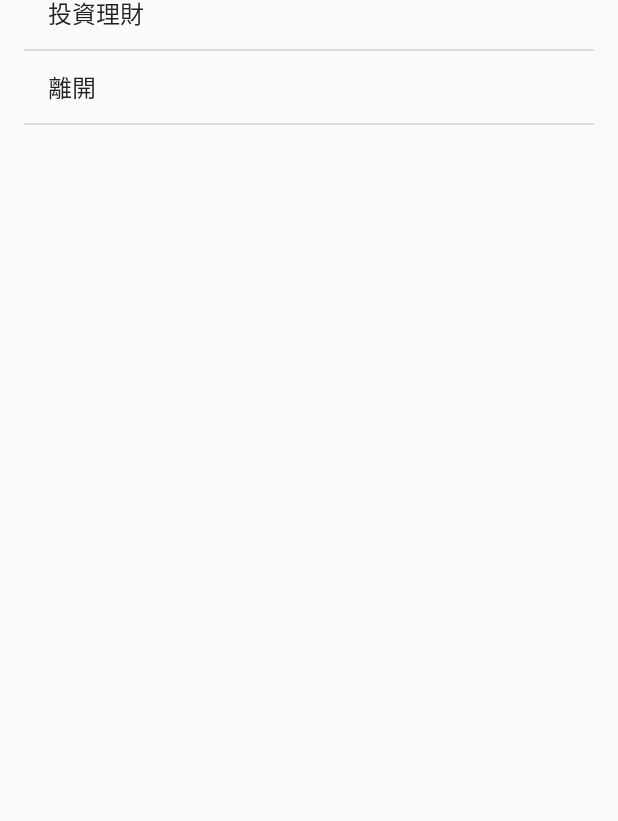
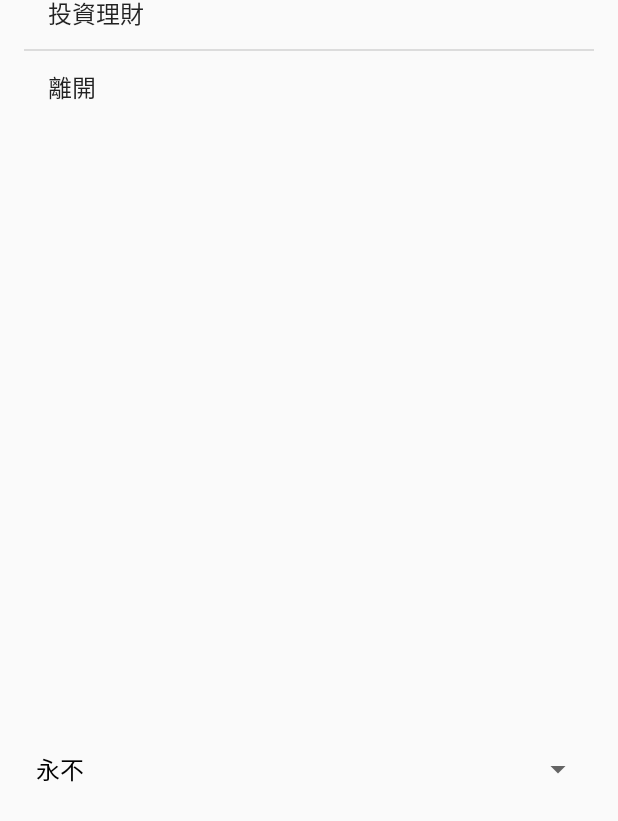
Before and after one commit to tom710236/Atm_Tom1, an Android app: the LoginActivity screen opened directly, with no data from a screen before it, on a phone screen of 412 x 824 dp. Shown: the part 353-1174 px from the top of the screen. Run offline under Robolectric (Android 15) with nearby library versions, the phone set to English and light mode, and no system bars.

Commit message:
加入Spinner元件

```diff
--- a/app/src/main/java/com/example/tom/atm_tom1/LoginActivity.java
+++ b/app/src/main/java/com/example/tom/atm_tom1/LoginActivity.java
@@ -2,8 +2,12 @@ package com.example.tom.atm_tom1;
 
 import android.os.Bundle;
 import android.support.v7.app.AppCompatActivity;
+import android.view.View;
+import android.widget.AdapterView;
 import android.widget.ArrayAdapter;
 import android.widget.ListView;
+import android.widget.Spinner;
+import android.widget.Toast;
 
 public class LoginActivity extends AppCompatActivity {
     //先以字串陣列方式將功能儲存在LoginActivity func陣列
@@ -22,8 +26,56 @@ public class LoginActivity extends AppCompatActivity {
         第三個參數 本例的字串陣列
          */
         ArrayAdapter adapter = new ArrayAdapter(this,android.R.layout.simple_list_item_1,func);
-        //
+        //呼叫ListView的setAdapter設定adapter來啟動
         list.setAdapter(adapter);
+
+        //取得Spinner
+        Spinner notify = (Spinner)findViewById(R.id.spinner);
+        /*
+        先準備字串陣列資料(values/array.xml)
+        使用ArrayAdapter的類別方法creatFormResource直接產生一個
+        ArratAdpter<CharSequence>
+        參數1 Context(this) 參數2 陣列資源的ID值(R.arrat.notify_array)
+        參數3 清單顯示時所用的版面配置
+         */
+        final ArrayAdapter<CharSequence> nadapter =
+                ArrayAdapter.createFromResource(this,R.array.notify_array,
+                        android.R.layout.simple_spinner_dropdown_item);
+        //另外改版面
+        //nadapter.setDropDownViewResource(
+                //android.R.layout.simple_spinner_dropdown_item);
+        //將nadapter設定至Spinner元件中
+        notify.setAdapter(nadapter);
+        //選擇項目的事件處理(選擇清單的某一項目 來進行一些程式設計)
+        /*
+        AdapterView.OnItemSelectedListener(當項目選擇時的傾聽器)
+        使用匿名類別設計
+        當選擇某一項目 自動執行onItemSelected
+        未選擇 執行onNothing Selected
+         */
+        notify.setOnItemSelectedListener(
+                new AdapterView.OnItemSelectedListener(){
+
+                    @Override
+                    public void onItemSelected(AdapterView<?> parent, View view, int position, long id) {
+                        Toast.makeText(LoginActivity.this,
+                                nadapter.getItem(position),
+                                Toast.LENGTH_LONG).show();
+                    }
+
+                    @Override
+                    public void onNothingSelected(AdapterView<?> parent) {
+
+                    }
+                }
+        );
+
+        /*
+        欲取得Spinner元件中選擇的項目時 可使用 getSelectedItem
+        回傳值Object 如果是字串可再呼叫toString
+        String text = notify.getSelectedItem().toString();
+         */
+
 
     }
 }
--- a/app/src/main/res/layout/activity_login.xml
+++ b/app/src/main/res/layout/activity_login.xml
@@ -12,9 +12,19 @@
 
     <ListView
         android:layout_width="match_parent"
-        android:layout_height="match_parent"
+        android:layout_height="wrap_content"
+        android:id="@+id/list"
         android:layout_alignParentTop="true"
         android:layout_alignParentLeft="true"
         android:layout_alignParentStart="true"
-        android:id="@+id/list" />
+        android:visibility="visible" />
+
+    <Spinner
+        android:layout_width="match_parent"
+        android:layout_height="wrap_content"
+        android:layout_alignParentBottom="true"
+        android:layout_alignParentLeft="true"
+        android:layout_alignParentStart="true"
+        android:layout_marginBottom="36dp"
+        android:id="@+id/spinner" />
 </RelativeLayout>
--- /dev/null
+++ b/app/src/main/res/values/array.xml
@@ -0,0 +1,9 @@
+<?xml version="1.0" encoding="utf-8"?>
+<resources>
+    <array name="notify_array">
+        <item>永不</item>
+        <item>只有震動</item>
+        <item>只有提示音</item>
+        <item>震動和提示音</item>
+    </array>
+</resources>
```
